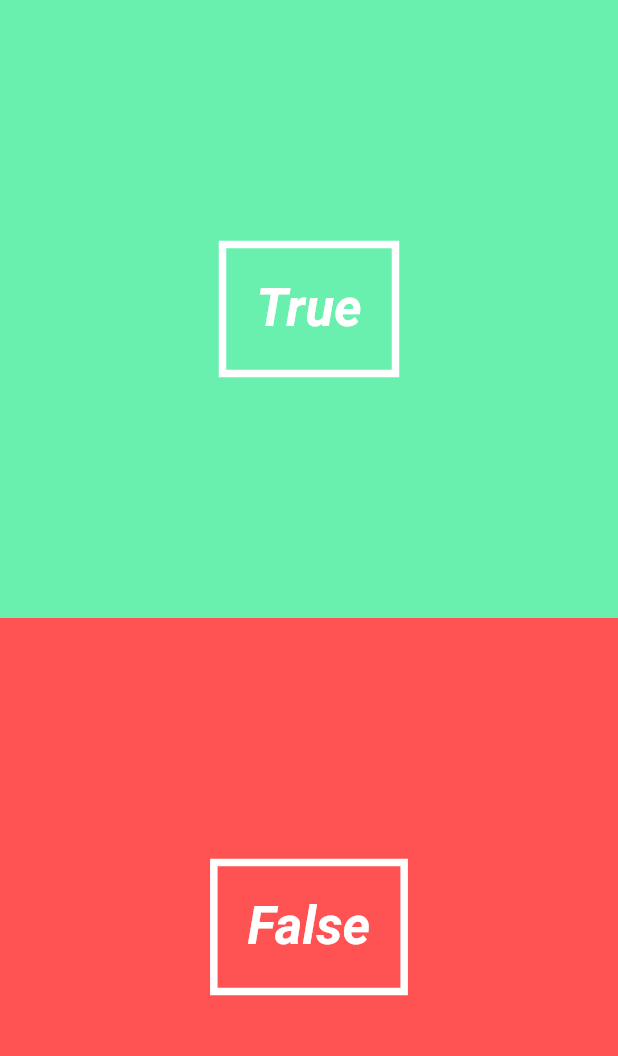
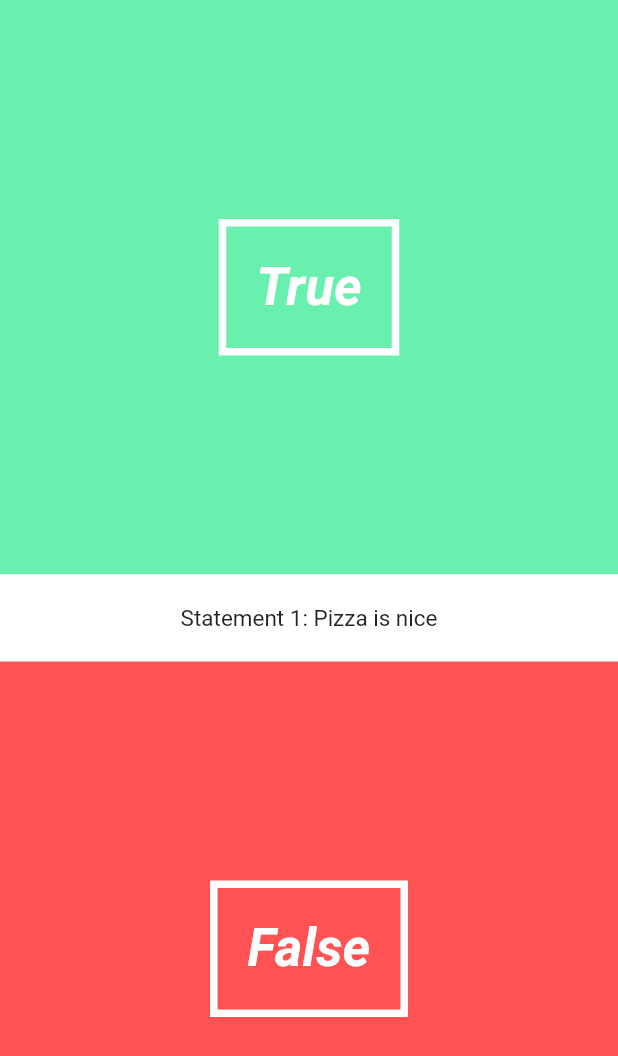
Before and after one commit to vincentLin113/FlutterPratice, a Flutter app: the screen it shows after launch, on a phone screen of 412 x 824 dp. Shown: the top 1056 px of the screen. Run offline on Flutter 3.47's test engine with Material 2 defaults, Android fonts, the phone set to English and light mode, and no system bars.

Commit message:
1. 新增QuestionText UI 2. 使用QuestionText UI

```diff
--- /dev/null
+++ b/lib/UI/question_text.dart
@@ -0,0 +1,39 @@
+import 'package:flutter/material.dart';
+
+class QuestionText extends StatefulWidget {
+  String _question;
+  int _questionNumber;
+
+  QuestionText(this._question, this._questionNumber);
+  @override
+  State createState() => new QuestionTextState();
+}
+
+class QuestionTextState extends State<QuestionText> with SingleTickerProviderStateMixin {
+
+Animation<double> _fontSizeAnimation;
+AnimationController _fontSizeAnimationController;
+
+@override
+void initState() {
+  super.initState();
+  _fontSizeAnimationController = new AnimationController(duration: new Duration(milliseconds: 500), vsync: this);
+  _fontSizeAnimation = new CurvedAnimation(parent: _fontSizeAnimationController, curve: Curves.bounceOut);
+  _fontSizeAnimation.addListener(() => this.setState(() {}));
+  _fontSizeAnimationController.forward();
+}
+
+  @override
+  Widget build(BuildContext context) {
+    return new Material(
+      color: Colors.white,
+      child: Padding(
+        padding: EdgeInsets.symmetric(vertical: 20.0),
+        child: new Center(
+          child: new Text('Statement ' + widget._questionNumber.toString() + ': ' + widget._question,
+           style: new TextStyle(fontSize: _fontSizeAnimation.value * 15),),
+        ),
+      ),
+    );
+  }
+}
--- a/lib/pages/quiz_page.dart
+++ b/lib/pages/quiz_page.dart
@@ -1,6 +1,7 @@
 import 'package:flutter/material.dart';
 import '../UI/answer_button.dart';
 import '../utils/quiz.dart';
+import '../UI/question_text.dart';
 
 class QuizPage extends StatefulWidget {
   @override
@@ -14,8 +15,13 @@ class QuizPageState extends State<QuizPage> {
       children: <Widget>[
         new Column(
           children: <Widget>[
-            new AnswerButton(true, () {print("TRUE");} ),
-            new AnswerButton(false, () {print("FALSE");} )
+            new AnswerButton(true, () {
+              print("TRUE");
+            }),
+            new QuestionText("Pizza is nice", 1),
+            new AnswerButton(false, () {
+              print("FALSE");
+            })
           ],
         ),
       ],
```
